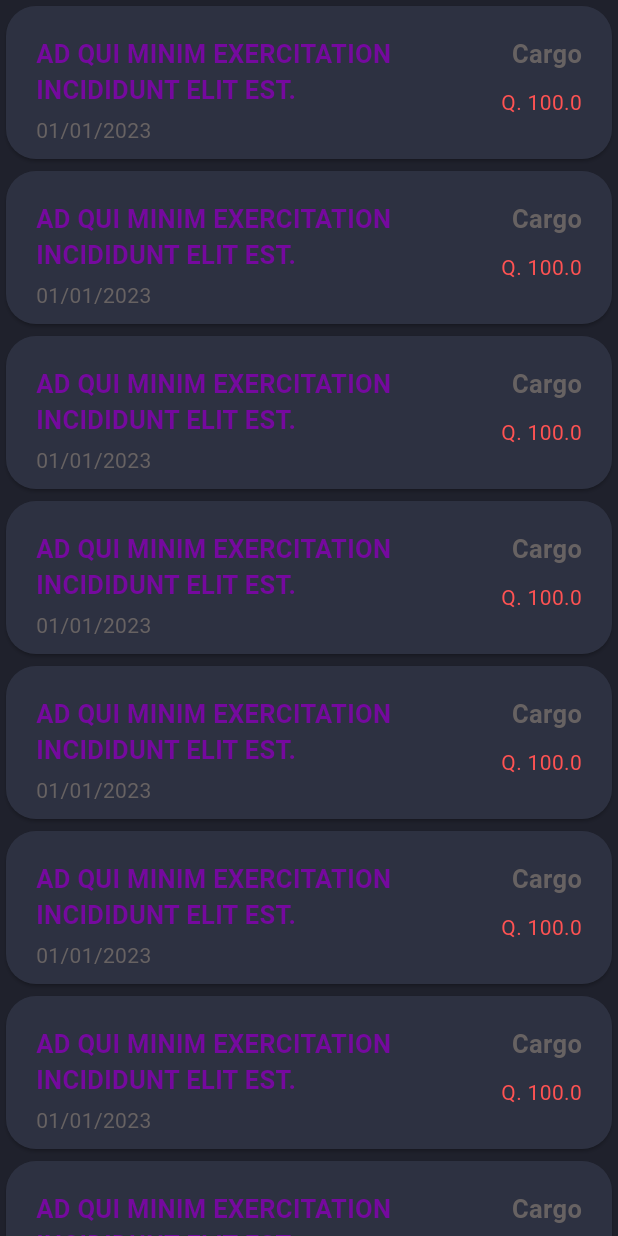
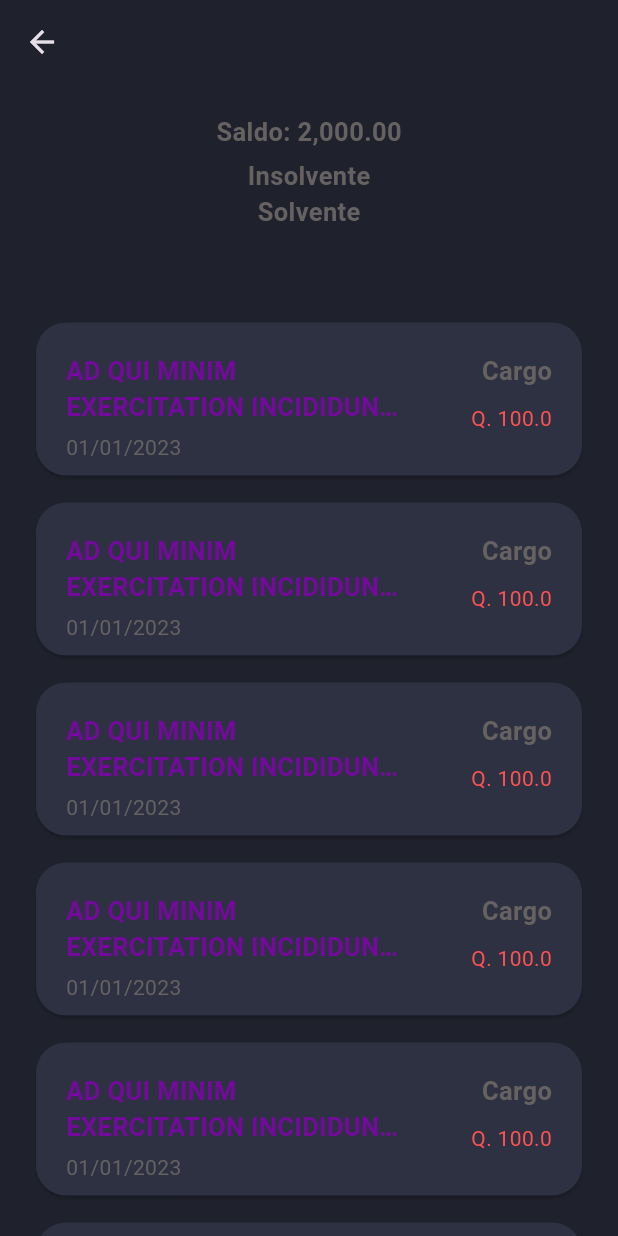
Before and after one commit to B3rert/fl_colegio, a Flutter app: the TransactionsView screen opened by its route, on a phone screen of 412 x 824 dp. Run offline on Flutter 3.47's test engine with Material 3 defaults, Android fonts, the phone set to English and light mode, and no system bars; accounts and stored records are empty.

Commit message:
"Added app theme import and styling, modified TransactionsView to include app bar, balance display, and refresh indicator"

```diff
--- a/lib/views/transactions_view.dart
+++ b/lib/views/transactions_view.dart
@@ -1,3 +1,4 @@
+import 'package:fl_colegio/theme/app_theme.dart';
 import 'package:fl_colegio/widgets/widgets.dart';
 import 'package:flutter/material.dart';
 
@@ -6,17 +7,66 @@ class TransactionsView extends StatelessWidget {
 
   @override
   Widget build(BuildContext context) {
+    var textStyleBold = const TextStyle(
+      color: AppTheme.secondaryColorDark,
+      fontSize: 17,
+      fontWeight: FontWeight.bold,
+    );
+
     return Scaffold(
-      body: ListView.builder(
-        itemCount: 50,
+      appBar: AppBar(),
+      body: Column(
+        children: [
+          Container(
+            padding: EdgeInsets.all(20),
+            height: 150,
+            child: Column(
+              children: [
+                Center(
+                  child: Text(
+                    "Saldo: 2,000.00",
+                    style: textStyleBold,
+                  ),
+                ),
+                const SizedBox(height: 5),
+                Center(
+                  child: Text(
+                    "Insolvente",
+                    style: textStyleBold,
+                  ),
+                ),
+                Center(
+                  child: Text(
+                    "Solvente",
+                    style: textStyleBold,
+                  ),
+                )
+              ],
+            ),
+          ),
+          Expanded(
+            child: RefreshIndicator(
+              onRefresh: () async {},
+              child: ListView.builder(
+                itemCount: 10,
                 itemBuilder: (BuildContext context, int index) {
-          return const CardHistoryWidget(
+                  return Container(
+                    margin: const EdgeInsets.symmetric(
+                      horizontal: 20,
+                      vertical: 5,
+                    ),
+                    child: const CardHistoryWidget(
                       title: "Ad qui minim exercitation incididunt elit est.",
                       date: "01/01/2023",
                       transaction: 1,
                       mount: 100.00,
+                    ),
                   );
                 },
+              ),
+            ),
+          ),
+        ],
       ),
     );
   }
```
Lines whose indentation alone changed are shown as unchanged.
